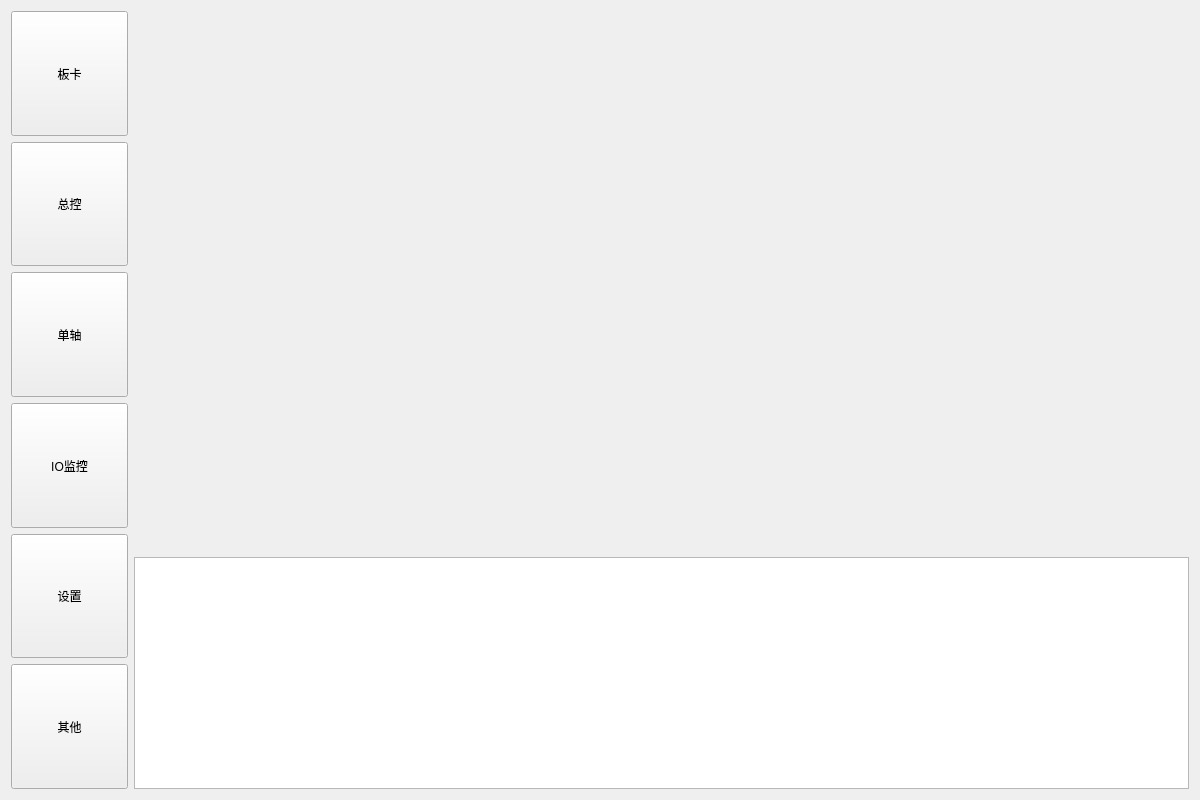
whisper512/GTS, file GTSStudio/Widget/GTSControllerWidget.ui: the form before one commit.
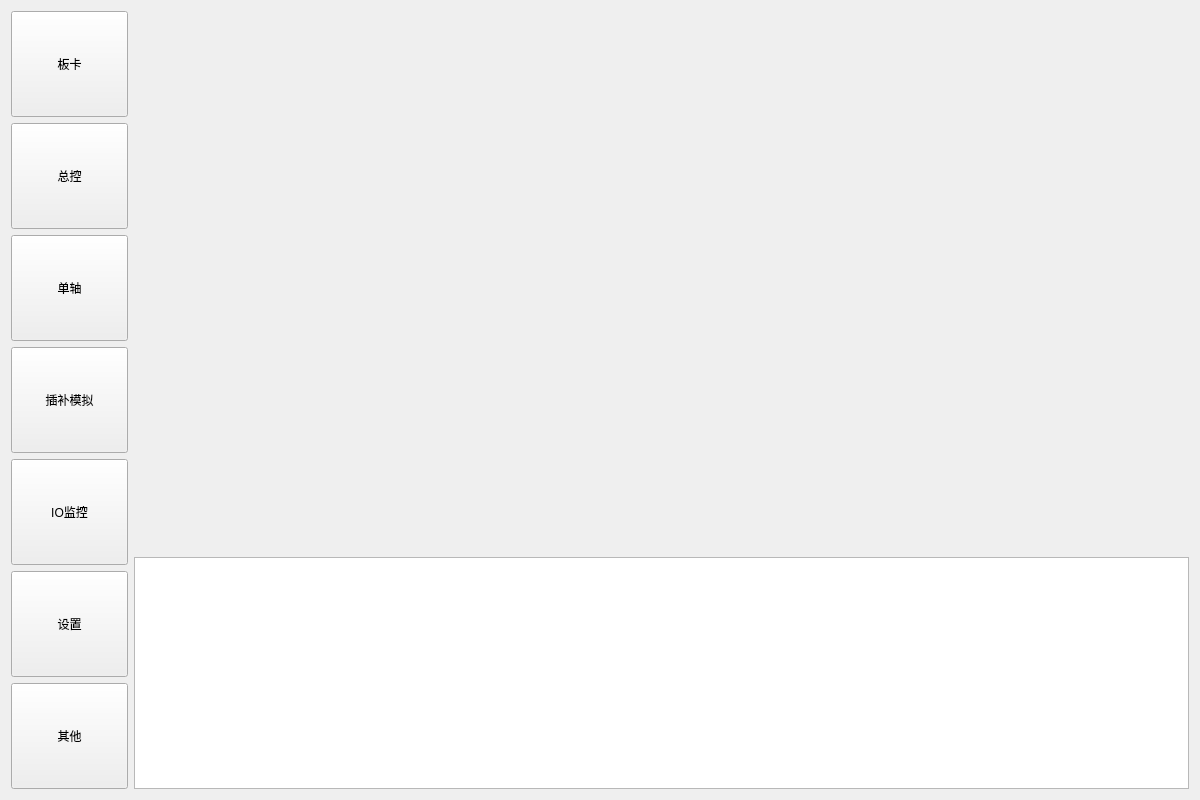
The form after the commit.

Commit message: 加入插补模拟界面

What changed in the file:
```diff
--- a/GTSStudio/Widget/GTSControllerWidget.ui
+++ b/GTSStudio/Widget/GTSControllerWidget.ui
@@ -58,6 +58,19 @@
        </property>
       </widget>
      </item>
+     <item>
+      <widget class="QToolButton" name="toolButton_Coord">
+       <property name="sizePolicy">
+        <sizepolicy hsizetype="Preferred" vsizetype="Preferred">
+         <horstretch>0</horstretch>
+         <verstretch>0</verstretch>
+        </sizepolicy>
+       </property>
+       <property name="text">
+        <string>插补模拟</string>
+       </property>
+      </widget>
+     </item>
      <item>
       <widget class="QToolButton" name="toolButton_IO">
        <property name="sizePolicy">
```
The commit also changes 8 other files.
